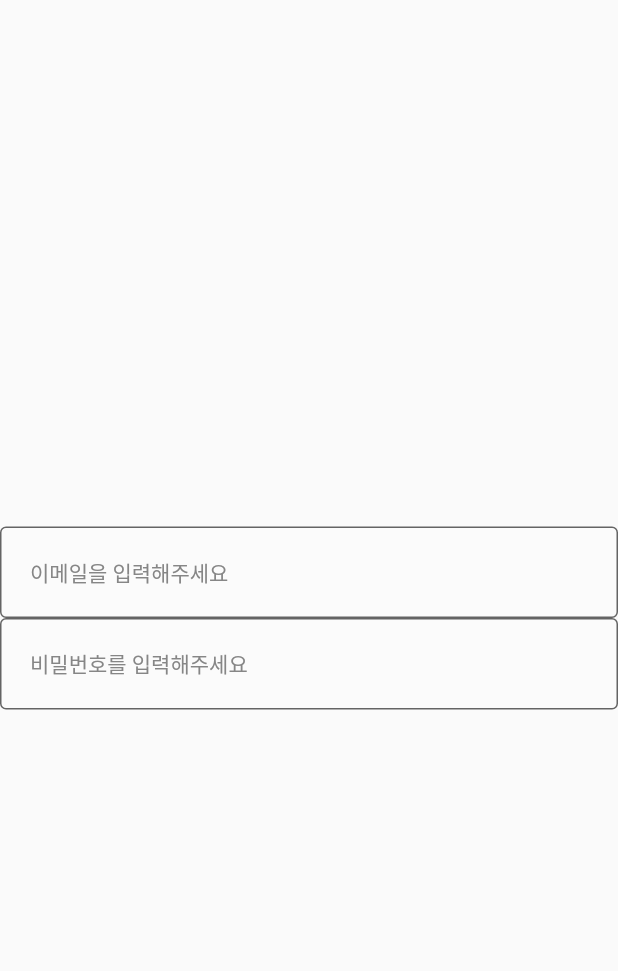
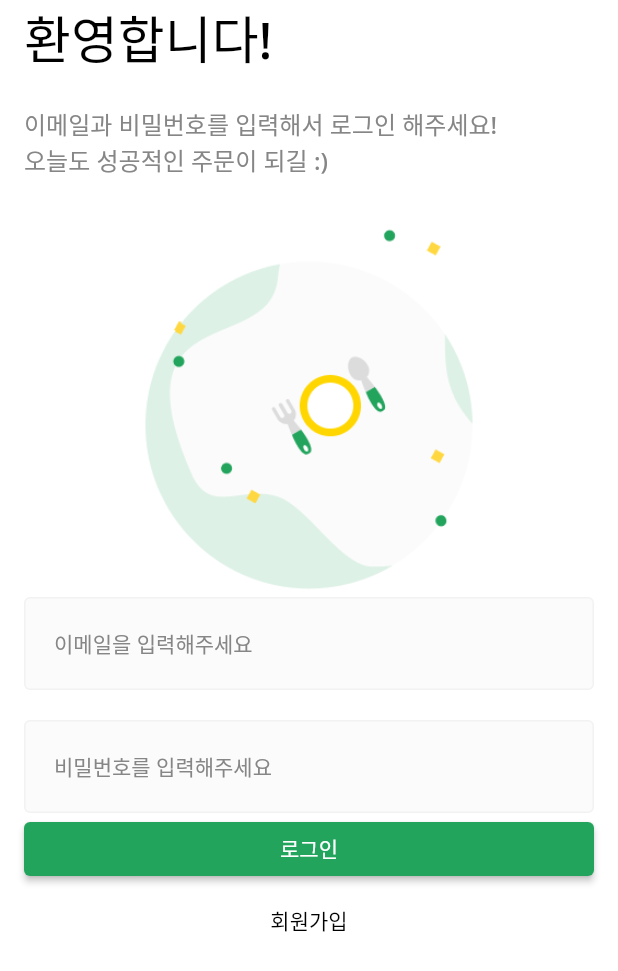
Before and after one commit to so0ng0970/flutter_level_2, a Flutter app: the screen it shows after launch, on a phone screen of 412 x 824 dp. Shown: the top 971 px of the screen. Run offline on Flutter 3.47's test engine with Material 2 defaults, Android fonts, the phone set to English and light mode, and no system bars.

Commit message:
loginpage_ui

```diff
--- a/lib/common/component/custom_text_form_field.dart
+++ b/lib/common/component/custom_text_form_field.dart
@@ -44,6 +44,7 @@ class CustomTextFormField extends StatelessWidget {
         filled: true,
         // 모든 Input 상태의 기본 스타일 세팅
         border: baseBorder,
+        enabledBorder: baseBorder,
         focusedBorder: baseBorder.copyWith(
           borderSide: baseBorder.borderSide.copyWith(
             color: PRIMARY_COLOR,
--- /dev/null
+++ b/lib/common/layout/default_layout.dart
@@ -0,0 +1,17 @@
+import 'package:flutter/material.dart';
+
+class DefaultLayout extends StatelessWidget {
+  final Widget child;
+  const DefaultLayout({
+    required this.child,
+    super.key,
+  });
+
+  @override
+  Widget build(BuildContext context) {
+    return Scaffold(
+      backgroundColor: Colors.white,
+      body: child,
+    );
+  }
+}
--- a/lib/main.dart
+++ b/lib/main.dart
@@ -1,5 +1,5 @@
 import 'package:flutter/material.dart';
-import 'package:flutter_level_2/common/component/custom_text_form_field.dart';
+import 'package:flutter_level_2/user/view/login_screen.dart';
 
 void main() {
   runApp(const _MyApp());
@@ -12,23 +12,11 @@ class _MyApp extends StatelessWidget {
   @override
   Widget build(BuildContext context) {
     return MaterialApp(
+      theme: ThemeData(
+        fontFamily: 'NotoSans',
+      ),
       debugShowCheckedModeBanner: false,
-      home: Scaffold(
-        body: Column(
-          mainAxisAlignment: MainAxisAlignment.center,
-          children: [
-            CustomTextFormField(
-              onchanged: (String value) {},
-              hintText: '이메일을 입력해주세요',
-            ),
-            CustomTextFormField(
-              onchanged: (String value) {},
-              obscureText: true,
-              hintText: '비밀번호를 입력해주세요',
-            ),
-          ],
-        ),
-      ),
+      home: const LoginScreen(),
     );
   }
 }
--- a/lib/screen/home_screen.dart
+++ /dev/null
@@ -1,11 +0,0 @@
-import 'package:flutter/src/widgets/framework.dart';
-import 'package:flutter/src/widgets/placeholder.dart';
-
-class HomeScreen extends StatelessWidget {
-  const HomeScreen({super.key});
-
-  @override
-  Widget build(BuildContext context) {
-    return const Placeholder();
-  }
-}
--- /dev/null
+++ b/lib/user/view/login_screen.dart
@@ -0,0 +1,103 @@
+import 'package:flutter/material.dart';
+import 'package:flutter_level_2/common/component/custom_text_form_field.dart';
+import 'package:flutter_level_2/common/const/color.dart';
+import 'package:flutter_level_2/common/layout/default_layout.dart';
+
+class LoginScreen extends StatelessWidget {
+  const LoginScreen({super.key});
+
+  @override
+  Widget build(BuildContext context) {
+    return DefaultLayout(
+      child: SingleChildScrollView(
+        keyboardDismissBehavior: ScrollViewKeyboardDismissBehavior.onDrag,
+        child: SafeArea(
+          top: true,
+          bottom: false,
+          child: Padding(
+            padding: const EdgeInsets.symmetric(
+              horizontal: 16.0,
+            ),
+            child: Column(
+              crossAxisAlignment: CrossAxisAlignment.stretch,
+              children: [
+                const _Title(),
+                const SizedBox(
+                  height: 20,
+                ),
+                const _SubTitle(),
+                Image.asset(
+                  'asset/img/misc/food_logo.png',
+                  width: MediaQuery.of(context).size.width / 3 * 2,
+                  height: 280,
+                ),
+                CustomTextFormField(
+                  onchanged: (String value) {},
+                  hintText: '이메일을 입력해주세요',
+                ),
+                const SizedBox(
+                  height: 20,
+                ),
+                CustomTextFormField(
+                  onchanged: (String value) {},
+                  obscureText: true,
+                  hintText: '비밀번호를 입력해주세요',
+                ),
+                ElevatedButton(
+                  onPressed: () {},
+                  style: ElevatedButton.styleFrom(
+                    backgroundColor: PRIMARY_COLOR,
+                  ),
+                  child: const Text(
+                    '로그인',
+                  ),
+                ),
+                TextButton(
+                  onPressed: () {},
+                  style: TextButton.styleFrom(
+                    foregroundColor: Colors.black,
+                  ),
+                  child: const Text(
+                    '회원가입',
+                  ),
+                )
+              ],
+            ),
+          ),
+        ),
+      ),
+    );
+  }
+}
+
+class _Title extends StatelessWidget {
+  const _Title();
+
+  @override
+  Widget build(BuildContext context) {
+    return const Text(
+      '환영합니다!',
+      style: TextStyle(
+        fontSize: 34,
+        fontWeight: FontWeight.w500,
+        color: Colors.black,
+      ),
+    );
+  }
+}
+
+class _SubTitle extends StatelessWidget {
+  const _SubTitle();
+
+  @override
+  Widget build(BuildContext context) {
+    return const Text(
+      '이메일과 비밀번호를 입력해서 로그인 해주세요!\n오늘도 성공적인 주문이 되길 :)',
+      style: TextStyle(
+        fontSize: 16,
+        fontWeight: FontWeight.w500,
+        color: BODY_TEXT_COLOR,
+      ),
+    );
+  }
+}
```
Also changed, not shown: pubspec.yaml (+23 -19 lines), asset/img/logo/logo.png (added), asset/img/misc/food_logo.png (added), 9 other files.
